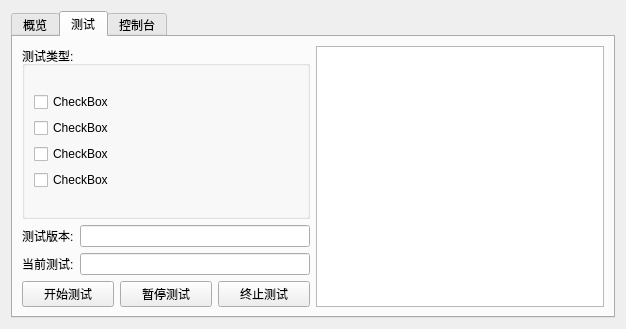
Qt form nfc_project_main.ui (liuran2011/autotest) before a commit.
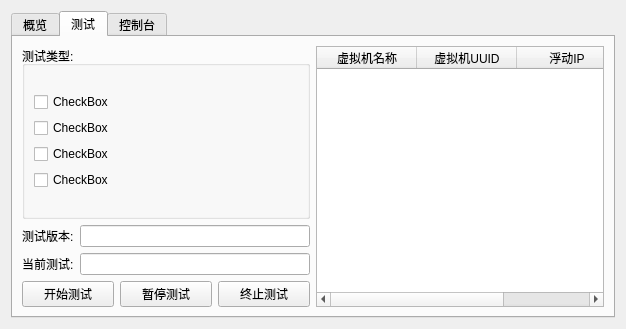
The same form after that commit. The open tabs and pages were chosen to show the change.

Commit message: set new project selector default item to 0

```diff
--- a/nfc_project_main.ui
+++ b/nfc_project_main.ui
@@ -243,7 +243,23 @@
           </layout>
          </item>
          <item>
-          <widget class="QTableWidget" name="tableWidget"/>
+          <widget class="QTableWidget" name="tableWidget">
+           <column>
+            <property name="text">
+             <string>虚拟机名称</string>
+            </property>
+           </column>
+           <column>
+            <property name="text">
+             <string>虚拟机UUID</string>
+            </property>
+           </column>
+           <column>
+            <property name="text">
+             <string>浮动IP</string>
+            </property>
+           </column>
+          </widget>
          </item>
         </layout>
        </item>
```
Left out of the diff: 24 changed lines with no effect on the pictures. The commit also changes 29 other files.
